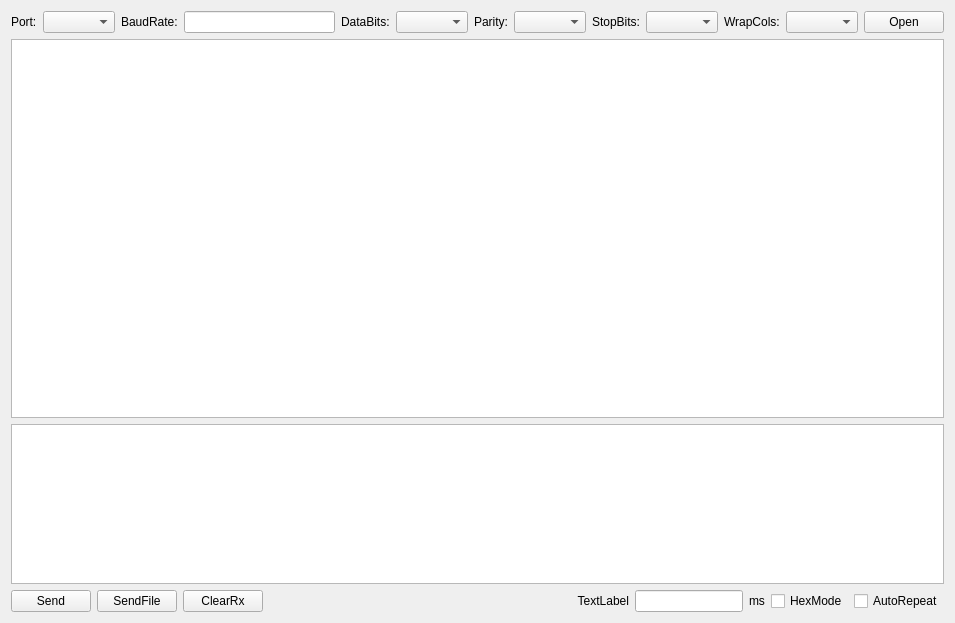
Before: the Qt Designer form src/widget.ui in lidq83/ESerialPort, drawn with Qt 5.
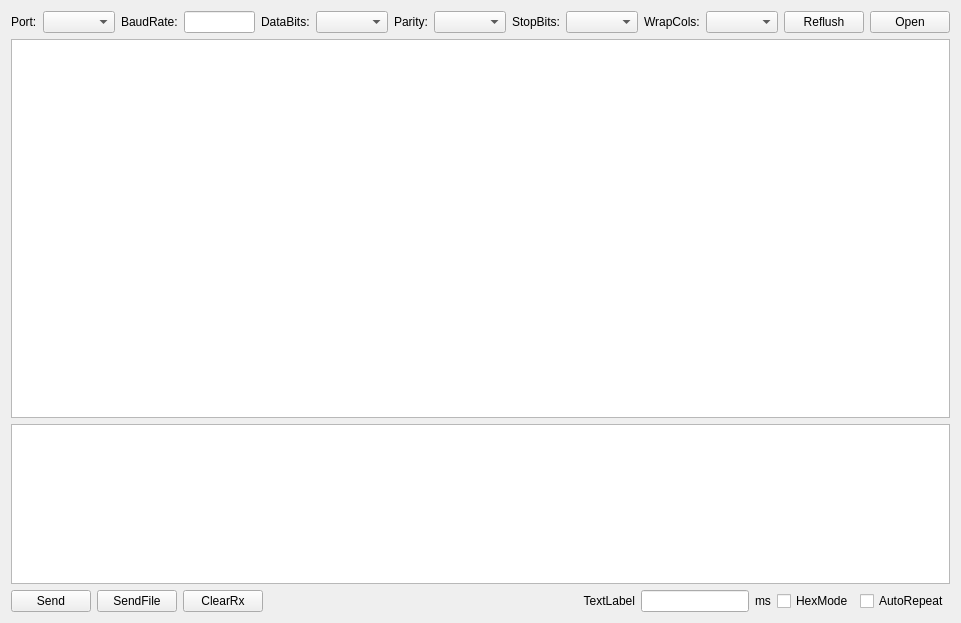
After: the same form once the commit is applied.

Commit message: 增加了刷新按钮

Patch:
```diff
--- a/src/widget.ui
+++ b/src/widget.ui
@@ -6,7 +6,7 @@
    <rect>
     <x>0</x>
     <y>0</y>
-    <width>955</width>
+    <width>961</width>
     <height>623</height>
    </rect>
   </property>
@@ -76,6 +76,13 @@
      <item>
       <widget class="QComboBox" name="combWrapCols"/>
      </item>
+     <item>
+      <widget class="QPushButton" name="bntReflush">
+       <property name="text">
+        <string>Reflush</string>
+       </property>
+      </widget>
+     </item>
      <item>
       <widget class="QPushButton" name="btnOpenClose">
        <property name="text">
```
Left out of the diff: 17 changed lines with no effect on the pictures. The commit also changes 2 other files.
